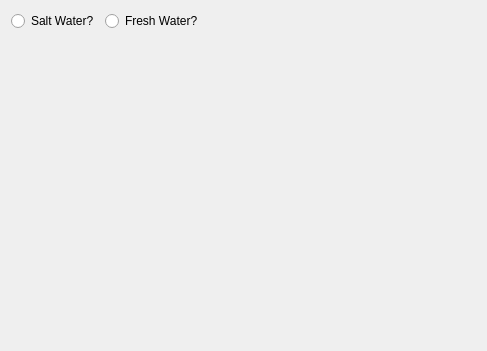
Before: the Qt Designer form Calculators/PressureTemperatureVolume/PressureChangeInTemp/Page.ui in towel42-com/SCUBA-Calculator, drawn with Qt 5.
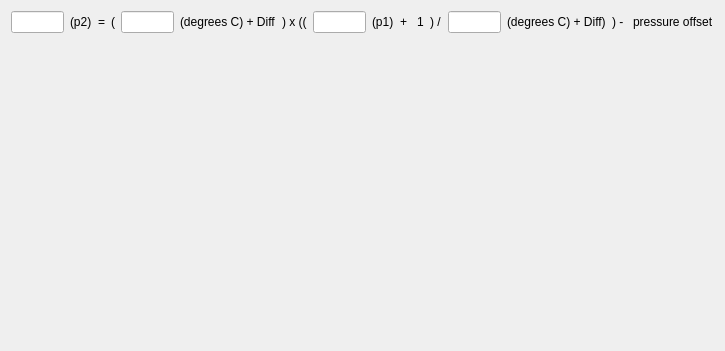
After: the same form once the commit is applied.

What changed in the file:
```diff
--- a/Calculators/PressureTemperatureVolume/PressureChangeInTemp/Page.ui
+++ b/Calculators/PressureTemperatureVolume/PressureChangeInTemp/Page.ui
@@ -6,7 +6,7 @@
    <rect>
     <x>0</x>
     <y>0</y>
-    <width>487</width>
+    <width>725</width>
     <height>351</height>
    </rect>
   </property>
@@ -17,31 +17,100 @@
    <item>
     <layout class="QHBoxLayout" name="horizontalLayout">
      <item>
-      <widget class="QRadioButton" name="saltwater">
+      <widget class="QLineEdit" name="p2"/>
+     </item>
+     <item>
+      <widget class="QLabel" name="p2Label">
        <property name="text">
-        <string>Salt Water?</string>
+        <string>(p2)</string>
        </property>
       </widget>
      </item>
      <item>
-      <widget class="QRadioButton" name="freshWater">
+      <widget class="QLabel" name="label_5">
        <property name="text">
-        <string>Fresh Water?</string>
+        <string>=</string>
        </property>
       </widget>
      </item>
      <item>
-      <spacer name="horizontalSpacer">
-       <property name="orientation">
-        <enum>Qt::Orientation::Horizontal</enum>
+      <widget class="QLabel" name="label">
+       <property name="text">
+        <string>(</string>
        </property>
-       <property name="sizeHint" stdset="0">
-        <size>
-         <width>40</width>
-         <height>20</height>
-        </size>
+      </widget>
+     </item>
+     <item>
+      <widget class="QLineEdit" name="t2"/>
+     </item>
+     <item>
+      <widget class="QLabel" name="t2Label">
+       <property name="text">
+        <string>(degrees C) + Diff</string>
        </property>
-      </spacer>
+      </widget>
+     </item>
+     <item>
+      <widget class="QLabel" name="label_2">
+       <property name="text">
+        <string>) x ((</string>
+       </property>
+      </widget>
+     </item>
+     <item>
+      <widget class="QLineEdit" name="p1"/>
+     </item>
+     <item>
+      <widget class="QLabel" name="p1Label">
+       <property name="text">
+        <string>(p1)</string>
+       </property>
+      </widget>
+     </item>
+     <item>
+      <widget class="QLabel" name="label_6">
+       <property name="text">
+        <string>+ </string>
+       </property>
+      </widget>
+     </item>
+     <item>
+      <widget class="QLabel" name="atmOffset">
+       <property name="text">
+        <string>1</string>
+       </property>
+      </widget>
+     </item>
+     <item>
+      <widget class="QLabel" name="label_4">
+       <property name="text">
+        <string>) /</string>
+       </property>
+      </widget>
+     </item>
+     <item>
+      <widget class="QLineEdit" name="t1"/>
+     </item>
+     <item>
+      <widget class="QLabel" name="t1Label">
+       <property name="text">
+        <string>(degrees C) + Diff)</string>
+       </property>
+      </widget>
+     </item>
+     <item>
+      <widget class="QLabel" name="label_3">
+       <property name="text">
+        <string>) - </string>
+       </property>
+      </widget>
+     </item>
+     <item>
+      <widget class="QLabel" name="label_7">
+       <property name="text">
+        <string>pressure offset</string>
+       </property>
+      </widget>
      </item>
     </layout>
    </item>
```
Left out of the diff: 6 changed lines with no effect on the pictures.
